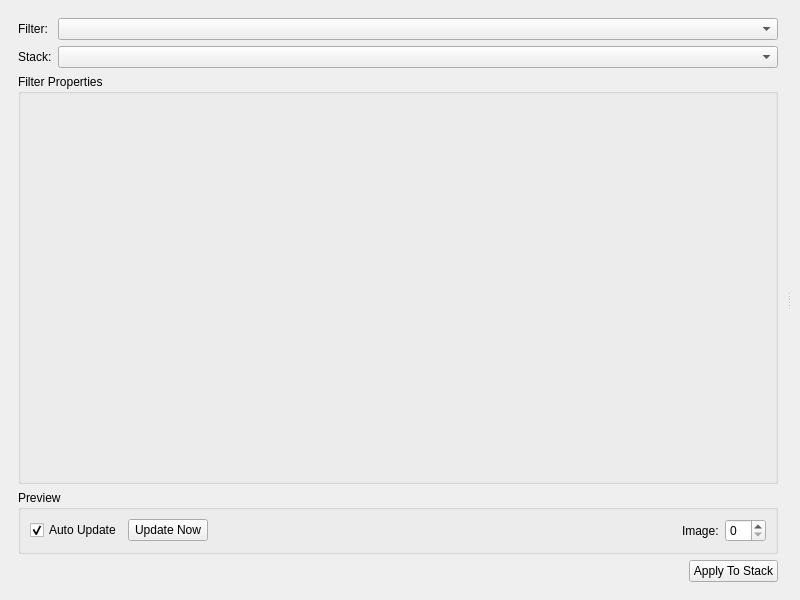
First picture: the form in mantidimaging/gui/ui/filters_window.ui, repository mantidproject/mantidimaging, before the edit.
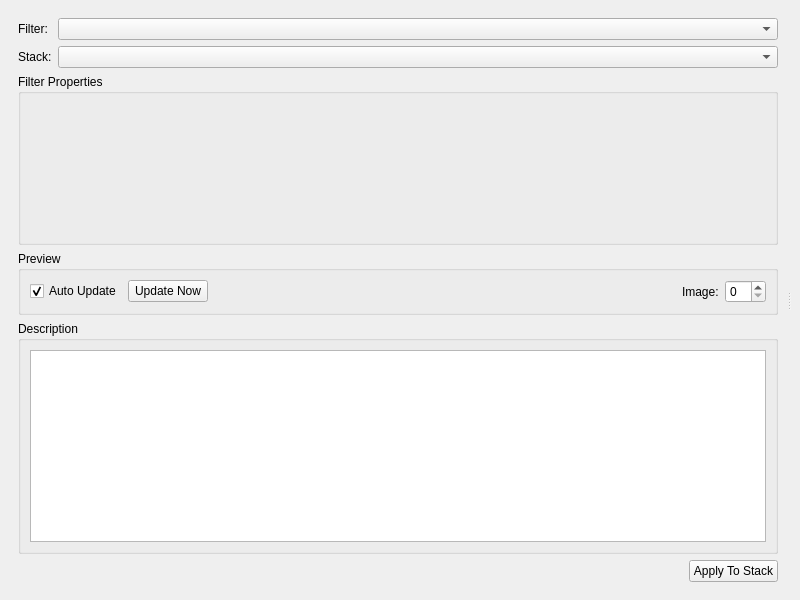
Second picture: the form after the edit. Custom widgets are drawn as their Qt base class.

```diff
--- a/mantidimaging/gui/ui/filters_window.ui
+++ b/mantidimaging/gui/ui/filters_window.ui
@@ -132,6 +132,40 @@
             </layout>
            </widget>
           </item>
+          <item row="4" column="0" colspan="2">
+           <widget class="QGroupBox" name="filterDescriptionBox">
+            <property name="sizePolicy">
+             <sizepolicy hsizetype="Preferred" vsizetype="MinimumExpanding">
+              <horstretch>0</horstretch>
+              <verstretch>0</verstretch>
+             </sizepolicy>
+            </property>
+            <property name="minimumSize">
+             <size>
+              <width>0</width>
+              <height>60</height>
+             </size>
+            </property>
+            <property name="title">
+             <string>Description</string>
+            </property>
+            <layout class="QVBoxLayout" name="verticalLayout_3">
+             <item>
+              <widget class="QTextEdit" name="info">
+               <property name="autoFillBackground">
+                <bool>false</bool>
+               </property>
+               <property name="readOnly">
+                <bool>true</bool>
+               </property>
+               <property name="textInteractionFlags">
+                <set>Qt::NoTextInteraction</set>
+               </property>
+              </widget>
+             </item>
+            </layout>
+           </widget>
+          </item>
          </layout>
         </item>
         <item>
```
Left out of the diff: 13 changed lines with no effect on the pictures.
